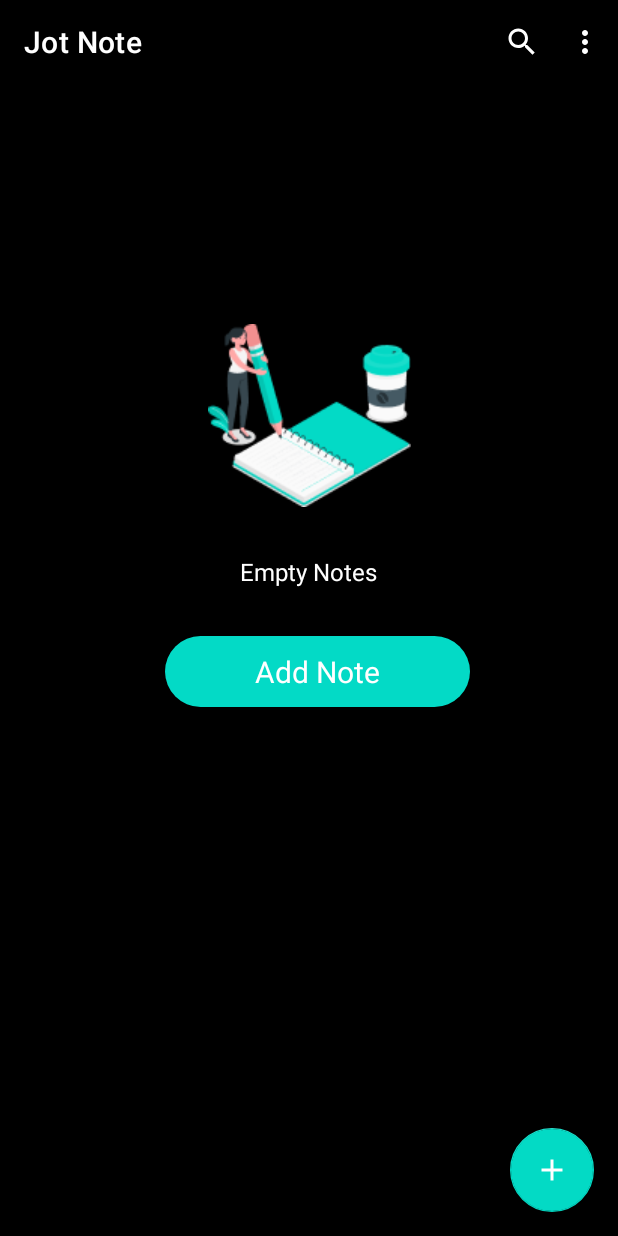
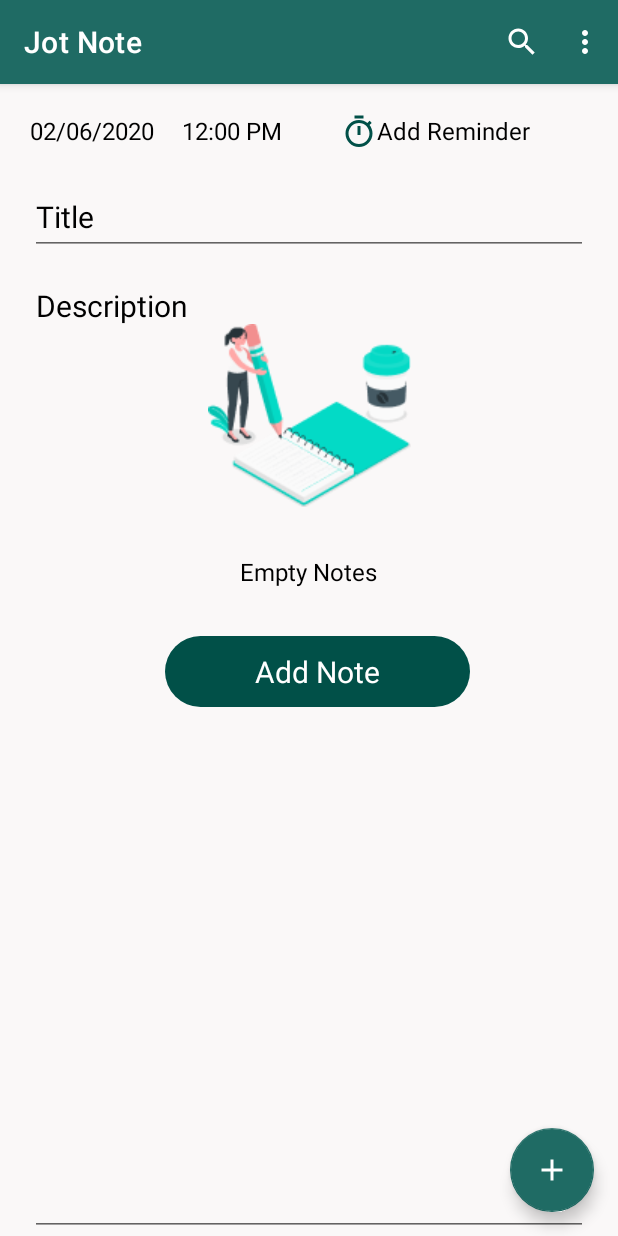
Before and after one commit to okezino/JotNotes, an Android app: the fragment TodoFragment placed in its activity, on a phone screen of 412 x 824 dp. Run offline under Robolectric (Android 15) with nearby library versions, the phone set to English and light mode, and no system bars; our stand-ins replace navigation-ui.

Commit message:
build add todo screen

```diff
--- /dev/null
+++ b/app/src/main/res/drawable/ic_baseline_done_24.xml
@@ -0,0 +1,5 @@
+<vector android:height="24dp" android:tint="#FFFFFF"
+    android:viewportHeight="24" android:viewportWidth="24"
+    android:width="24dp" xmlns:android="http://schemas.android.com/apk/res/android">
+    <path android:fillColor="@android:color/white" android:pathData="M9,16.2L4.8,12l-1.4,1.4L9,19 21,7l-1.4,-1.4L9,16.2z"/>
+</vector>
--- /dev/null
+++ b/app/src/main/res/drawable/ic_baseline_timer_24.xml
@@ -0,0 +1,5 @@
+<vector android:height="24dp" android:tint="#015048"
+    android:viewportHeight="24" android:viewportWidth="24"
+    android:width="24dp" xmlns:android="http://schemas.android.com/apk/res/android">
+    <path android:fillColor="@android:color/white" android:pathData="M15,1L9,1v2h6L15,1zM11,14h2L13,8h-2v6zM19.03,7.39l1.42,-1.42c-0.43,-0.51 -0.9,-0.99 -1.41,-1.41l-1.42,1.42C16.07,4.74 14.12,4 12,4c-4.97,0 -9,4.03 -9,9s4.02,9 9,9 9,-4.03 9,-9c0,-2.12 -0.74,-4.07 -1.97,-5.61zM12,20c-3.87,0 -7,-3.13 -7,-7s3.13,-7 7,-7 7,3.13 7,7 -3.13,7 -7,7z"/>
+</vector>
--- /dev/null
+++ b/app/src/main/res/drawable/ic_baseline_undo_24.xml
@@ -0,0 +1,5 @@
+<vector android:autoMirrored="true" android:height="24dp"
+    android:tint="#E0E1E4" android:viewportHeight="24"
+    android:viewportWidth="24" android:width="24dp" xmlns:android="http://schemas.android.com/apk/res/android">
+    <path android:fillColor="@android:color/white" android:pathData="M12.5,8c-2.65,0 -5.05,0.99 -6.9,2.6L2,7v9h9l-3.62,-3.62c1.39,-1.16 3.16,-1.88 5.12,-1.88 3.54,0 6.55,2.31 7.6,5.5l2.37,-0.78C21.08,11.03 17.15,8 12.5,8z"/>
+</vector>
--- a/app/src/main/res/layout/activity_main.xml
+++ b/app/src/main/res/layout/activity_main.xml
@@ -15,7 +15,7 @@
             android:id="@+id/toolbar"
             android:layout_width="match_parent"
             android:layout_height="?attr/actionBarSize"
-            android:background="?attr/colorPrimary"
+            android:background="@color/tool_bar_color"
             app:popupTheme="@style/Theme.JotNote.PopupOverlay" />
 
     </com.google.android.material.appbar.AppBarLayout>
--- a/app/src/main/res/layout/activity_splash_screen.xml
+++ b/app/src/main/res/layout/activity_splash_screen.xml
@@ -4,7 +4,7 @@
     xmlns:tools="http://schemas.android.com/tools"
     android:layout_width="match_parent"
     android:layout_height="match_parent"
-    android:background="@color/black"
+    android:background="@color/bg_color"
     tools:context=".ui.SplashScreen">
 
     <ImageView
@@ -22,7 +22,7 @@
         android:layout_width="wrap_content"
         android:layout_height="wrap_content"
         android:text="@string/app_name_splash"
-        android:textColor="@color/white"
+        android:textColor="@color/black"
         app:layout_constraintEnd_toEndOf="parent"
         app:layout_constraintStart_toStartOf="parent"
         app:layout_constraintTop_toBottomOf="@+id/splash_image" />
@@ -32,7 +32,7 @@
         android:layout_width="wrap_content"
         android:layout_height="wrap_content"
         android:text="@string/app_splash"
-        android:textColor="@color/white"
+        android:textColor="@color/black"
         app:layout_constraintEnd_toEndOf="parent"
         app:layout_constraintStart_toStartOf="parent"
         app:layout_constraintTop_toBottomOf="@+id/jot" />
--- a/app/src/main/res/layout/fragment_first.xml
+++ b/app/src/main/res/layout/fragment_first.xml
@@ -4,7 +4,7 @@
     xmlns:tools="http://schemas.android.com/tools"
     android:layout_width="match_parent"
     android:layout_height="match_parent"
-    android:background="@color/black"
+    android:background="@color/bg_color"
     tools:context=".ui.JotNote">
 
     <ImageView
@@ -37,9 +37,9 @@
         android:layout_width="wrap_content"
         android:layout_height="wrap_content"
         android:layout_marginTop="32dp"
-        android:text="Empty Notes"
+        android:text="@string/empty_notes"
         android:textSize="16sp"
-        android:textColor="@color/white"
+        android:textColor="@color/black"
         app:layout_constraintEnd_toEndOf="parent"
         app:layout_constraintHorizontal_bias="0.498"
         app:layout_constraintStart_toStartOf="parent"
@@ -97,7 +97,7 @@
         android:layout_height="wrap_content"
         android:layout_marginEnd="20dp"
         android:text="Add Notes"
-        android:textColor="@color/white"
+        android:textColor="@color/black"
         android:textSize="20sp"
         android:visibility="gone"
         app:layout_constraintEnd_toStartOf="@+id/add_note"
@@ -110,7 +110,7 @@
         android:layout_height="wrap_content"
         android:layout_marginEnd="20dp"
         android:text="Add Todo"
-        android:textColor="@color/white"
+        android:textColor="@color/black"
         android:textSize="20sp"
         android:visibility="gone"
         app:layout_constraintEnd_toStartOf="@+id/add_todo"
--- a/app/src/main/res/layout/fragment_todo.xml
+++ b/app/src/main/res/layout/fragment_todo.xml
@@ -1,14 +1,87 @@
 <?xml version="1.0" encoding="utf-8"?>
-<FrameLayout xmlns:android="http://schemas.android.com/apk/res/android"
+<androidx.constraintlayout.widget.ConstraintLayout xmlns:android="http://schemas.android.com/apk/res/android"
+    xmlns:app="http://schemas.android.com/apk/res-auto"
     xmlns:tools="http://schemas.android.com/tools"
+    android:id="@+id/frameLayout"
     android:layout_width="match_parent"
     android:layout_height="match_parent"
     tools:context=".TodoFragment">
 
     <!-- TODO: Update blank fragment layout -->
-    <TextView
+    <LinearLayout
+        android:id="@+id/timer_layout"
         android:layout_width="match_parent"
-        android:layout_height="match_parent"
-        android:text="@string/hello_blank_fragment" />
+        android:layout_height="wrap_content"
+        android:orientation="horizontal"
+        android:weightSum="4"
+        android:layout_marginTop="20dp"
+        android:layout_marginHorizontal="20dp"
+        app:layout_constraintEnd_toEndOf="parent"
+        app:layout_constraintStart_toStartOf="parent"
+        app:layout_constraintTop_toTopOf="parent">
 
-</FrameLayout>
+        <TextView
+            android:layout_width="wrap_content"
+            android:layout_height="wrap_content"
+            android:text="@string/date"
+            android:layout_weight="1"
+            android:textSize="16sp"
+            android:textColor="@color/black"
+           />
+
+        <TextView
+            android:layout_width="wrap_content"
+            android:layout_height="wrap_content"
+            android:text="@string/timer"
+            android:layout_weight="1"
+            android:textSize="16sp"
+            android:textColor="@color/black"
+/>
+
+
+        <TextView
+            android:layout_gravity="end"
+            android:layout_width="wrap_content"
+            android:layout_height="wrap_content"
+            android:text="@string/add_reminder"
+            android:layout_weight="2"
+            android:paddingStart="20dp"
+            android:textSize="16sp"
+            android:textColor="@color/black"
+            app:drawableStartCompat="@drawable/ic_baseline_timer_24" />
+
+    </LinearLayout>
+
+
+    <EditText
+        android:id="@+id/task_title"
+        android:layout_marginHorizontal="20dp"
+        android:layout_width="0dp"
+        android:layout_height="50dp"
+        app:layout_constraintEnd_toEndOf="parent"
+        android:hint="@string/title"
+        android:textColorHint="@color/black"
+        android:layout_marginTop="20dp"
+        android:textSize="20sp"
+        app:layout_constraintStart_toStartOf="parent"
+        app:layout_constraintTop_toBottomOf="@+id/timer_layout" />
+
+    <EditText
+        android:id="@+id/task_description"
+        android:layout_width="0dp"
+        android:layout_height="0dp"
+        android:layout_marginTop="10dp"
+        android:hint="@string/description"
+        android:textColorHint="@color/black"
+        android:layout_marginHorizontal="20dp"
+        android:textSize="20sp"
+        android:gravity="top"
+        app:layout_constraintStart_toStartOf="parent"
+        app:layout_constraintEnd_toEndOf="parent"
+        app:layout_constraintBottom_toBottomOf="parent"
+        app:layout_constraintTop_toBottomOf="@+id/task_title" />
+
+
+
+
+</androidx.constraintlayout.widget.ConstraintLayout>
--- a/app/src/main/res/values/colors.xml
+++ b/app/src/main/res/values/colors.xml
@@ -3,9 +3,13 @@
     <color name="purple_200">#FFBB86FC</color>
     <color name="purple_500">#FF6200EE</color>
     <color name="purple_700">#FF3700B3</color>
-    <color name="teal_200">#FF03DAC5</color>
+    <color name="teal_200">#1F6B64</color>
     <color name="teal_700">#FF018786</color>
     <color name="black">#FF000000</color>
     <color name="white">#FFFFFFFF</color>
-    <color name="btn_color">#03DAC6</color>
+    <color name="btn_color">#015048</color>
+
+
+    <color name="bg_color">#FAF8F8</color>
+    <color name="tool_bar_color">#1F6B64</color>
 </resources>
--- a/app/src/main/res/values/strings.xml
+++ b/app/src/main/res/values/strings.xml
@@ -13,4 +13,10 @@
     <string name="hello_second_fragment">Hello second fragment. Arg: %1$s</string>
     <!-- TODO: Remove or change this placeholder text -->
     <string name="hello_blank_fragment">Hello blank fragment</string>
+    <string name="empty_notes">Empty Notes</string>
+    <string name="add_reminder">Add Reminder</string>
+    <string name="timer">12:00 PM</string>
+    <string name="date">02/06/2020</string>
+    <string name="title">Title</string>
+    <string name="description">Description</string>
 </resources>
```
